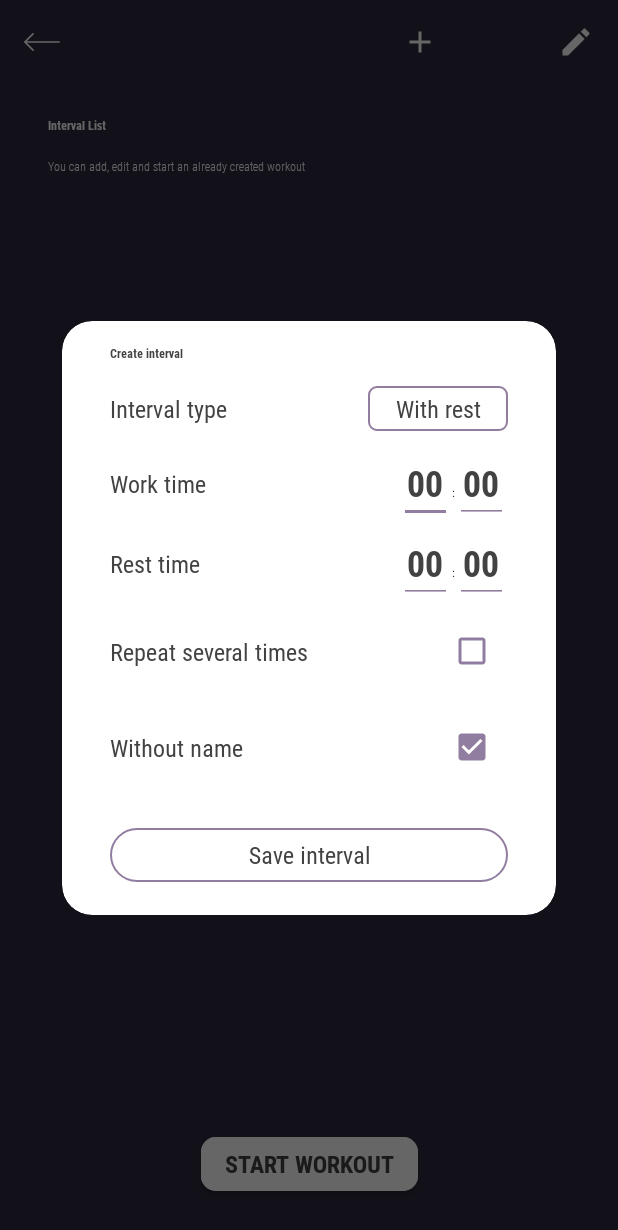
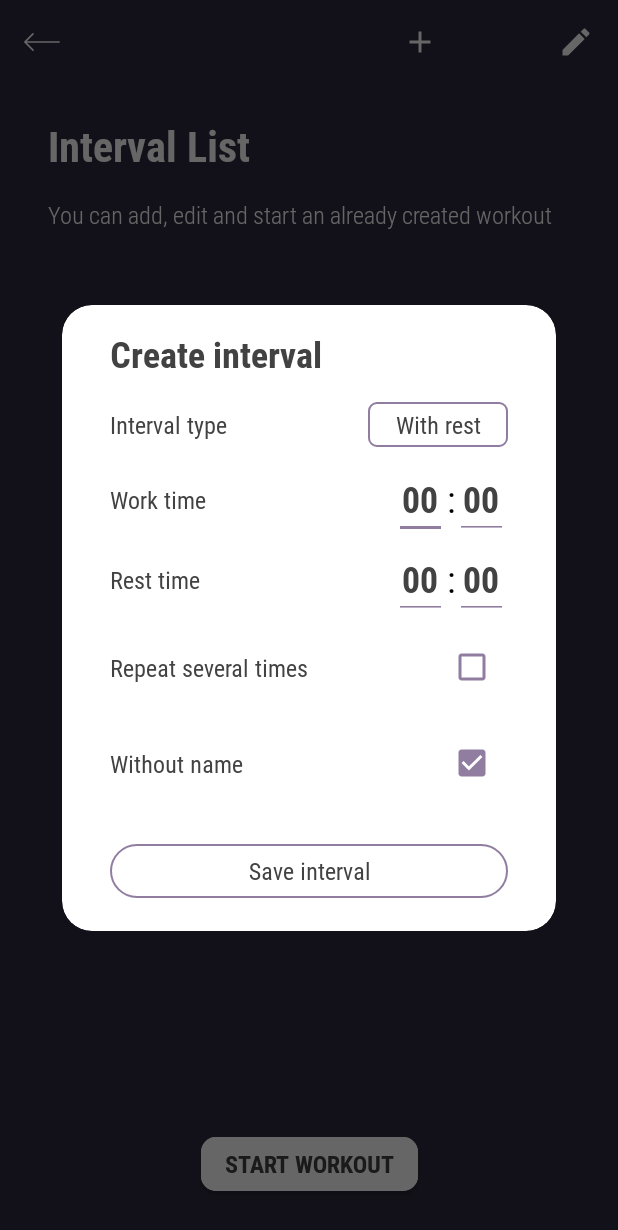
Before and after one commit to Foxek/WiseTimer, an Android app: the fragment IntervalFragment placed in its activity, after a tap on an icon or button, on a phone screen of 412 x 824 dp. Shown: the top 1230 px of the screen. Run offline under Robolectric (Android 15) with nearby library versions, the phone set to English and light mode, and no system bars; our stand-ins replace Dagger/Hilt's generated code, RxJava; 3 statements that could not run were skipped.

Commit message:
Migrate from hardcoded dimensions

```diff
--- a/app/src/main/res/layout/activity_interval.xml
+++ b/app/src/main/res/layout/activity_interval.xml
@@ -9,30 +9,30 @@
     <androidx.constraintlayout.widget.ConstraintLayout
         android:layout_width="match_parent"
         android:layout_height="wrap_content"
-            android:focusableInTouchMode="true"
-            android:descendantFocusability="beforeDescendants">
+        android:descendantFocusability="beforeDescendants"
+        android:focusableInTouchMode="true">
 
         <TextView
             android:id="@+id/intervalDescription"
             android:layout_width="0dp"
             android:layout_height="wrap_content"
-                android:layout_marginStart="32dp"
-                android:layout_marginTop="16dp"
-                android:layout_marginEnd="24dp"
+            android:layout_marginStart="@dimen/margin_32dp"
+            android:layout_marginTop="@dimen/margin_16dp"
+            android:layout_marginEnd="@dimen/margin_24dp"
             android:fontFamily="@font/roboto_condensed_light"
             android:text="@string/training_desc"
-                android:textColor="@android:color/white"
-                android:textSize="@dimen/text_size"
+            android:textColor="@color/colorWhite"
+            android:textSize="@dimen/text_16sp"
             app:layout_constraintEnd_toEndOf="parent"
             app:layout_constraintStart_toStartOf="parent"
-                app:layout_constraintTop_toBottomOf="@+id/intervalTitle" />
+            app:layout_constraintTop_toBottomOf="@id/intervalTitle" />
 
         <ImageButton
             android:id="@+id/editButton"
             android:layout_width="wrap_content"
             android:layout_height="0dp"
             android:background="?android:selectableItemBackground"
-                android:padding="16dp"
+            android:padding="@dimen/padding_16dp"
             app:layout_constraintEnd_toEndOf="parent"
             app:layout_constraintTop_toTopOf="parent"
             app:srcCompat="@drawable/ic_menu_edit_white"
@@ -42,10 +42,10 @@
             android:id="@+id/addIntervalButton"
             android:layout_width="wrap_content"
             android:layout_height="0dp"
-                android:layout_marginEnd="8dp"
+            android:layout_marginEnd="@dimen/margin_8dp"
             android:background="?android:selectableItemBackground"
-                android:padding="16dp"
-                app:layout_constraintEnd_toStartOf="@+id/volumeButton"
+            android:padding="@dimen/padding_16dp"
+            app:layout_constraintEnd_toStartOf="@id/volumeButton"
             app:layout_constraintTop_toTopOf="parent"
             app:srcCompat="@drawable/ic_menu_add_white"
             tools:ignore="ContentDescription" />
@@ -54,10 +54,10 @@
             android:id="@+id/volumeButton"
             android:layout_width="wrap_content"
             android:layout_height="0dp"
-                android:layout_marginEnd="8dp"
+            android:layout_marginEnd="@dimen/margin_8dp"
             android:background="?android:selectableItemBackground"
-                android:padding="16dp"
-                app:layout_constraintEnd_toStartOf="@+id/editButton"
+            android:padding="@dimen/padding_16dp"
+            app:layout_constraintEnd_toStartOf="@id/editButton"
             app:layout_constraintTop_toTopOf="parent"
             tools:ignore="ContentDescription" />
 
@@ -66,7 +66,7 @@
             android:layout_width="wrap_content"
             android:layout_height="0dp"
             android:background="?android:selectableItemBackground"
-                android:padding="16dp"
+            android:padding="@dimen/padding_16dp"
             app:layout_constraintStart_toStartOf="parent"
             app:layout_constraintTop_toTopOf="parent"
             app:srcCompat="@drawable/ic_menu_back_white"
@@ -76,42 +76,42 @@
             android:id="@+id/intervalTitle"
             android:layout_width="0dp"
             android:layout_height="wrap_content"
-                android:layout_marginStart="32dp"
-                android:layout_marginEnd="32dp"
+            android:layout_marginStart="@dimen/margin_32dp"
+            android:layout_marginEnd="@dimen/margin_32dp"
             android:fontFamily="@font/roboto_condensed_bold"
             android:text="@string/interval_title"
-                android:textColor="@android:color/white"
-                android:textSize="@dimen/h2_text_size"
+            android:textColor="@color/colorWhite"
+            android:textSize="@dimen/text_28sp"
             app:layout_constraintEnd_toEndOf="parent"
             app:layout_constraintStart_toStartOf="parent"
-                app:layout_constraintTop_toBottomOf="@+id/workoutName" />
+            app:layout_constraintTop_toBottomOf="@id/workoutName" />
 
         <androidx.recyclerview.widget.RecyclerView
             android:id="@+id/intervalList"
             android:layout_width="0dp"
             android:layout_height="wrap_content"
-                android:layout_marginTop="24dp"
+            android:layout_marginTop="@dimen/margin_24dp"
             android:layout_marginBottom="72dp"
             app:layout_constraintBottom_toBottomOf="parent"
             app:layout_constraintEnd_toEndOf="parent"
             app:layout_constraintStart_toStartOf="parent"
-                app:layout_constraintTop_toBottomOf="@+id/intervalDescription"
+            app:layout_constraintTop_toBottomOf="@id/intervalDescription"
             app:layout_constraintVertical_bias="0.0" />
 
         <TextView
             android:id="@+id/workoutName"
             android:layout_width="0dp"
             android:layout_height="wrap_content"
-                android:layout_marginStart="32dp"
-                android:layout_marginEnd="32dp"
+            android:layout_marginStart="@dimen/margin_32dp"
+            android:layout_marginEnd="@dimen/margin_32dp"
             android:elevation="4dp"
             android:fontFamily="@font/roboto_condensed_regular"
             android:textAllCaps="true"
-                android:textColor="#feb692"
-                android:textSize="16sp"
+            android:textColor="@color/colorAccent"
+            android:textSize="@dimen/text_16sp"
             app:layout_constraintEnd_toEndOf="parent"
             app:layout_constraintStart_toStartOf="parent"
-                app:layout_constraintTop_toBottomOf="@+id/backButton" />
+            app:layout_constraintTop_toBottomOf="@id/backButton" />
 
         <com.google.android.material.button.MaterialButton
             android:id="@+id/interval_start_btn"
@@ -120,14 +120,13 @@
             android:layout_height="wrap_content"
             android:layout_alignParentBottom="false"
             android:layout_centerHorizontal="false"
-                android:layout_marginTop="16dp"
-                android:layout_marginBottom="24dp"
+            android:layout_marginTop="@dimen/margin_16dp"
+            android:layout_marginBottom="@dimen/margin_24dp"
             android:text="@string/start_workout_button"
             app:layout_constraintBottom_toBottomOf="parent"
             app:layout_constraintEnd_toEndOf="parent"
             app:layout_constraintStart_toStartOf="parent"
-                app:layout_constraintTop_toBottomOf="@+id/intervalList"
+            app:layout_constraintTop_toBottomOf="@id/intervalList"
             app:layout_constraintVertical_bias="1.0" />
     </androidx.constraintlayout.widget.ConstraintLayout>
-
 </androidx.core.widget.NestedScrollView>
--- a/app/src/main/res/layout/custom_interval_view.xml
+++ b/app/src/main/res/layout/custom_interval_view.xml
@@ -14,7 +14,7 @@
         android:importantForAutofill="no"
         android:inputType="textNoSuggestions|number"
         android:maxLength="2"
-        android:textSize="24sp"
+        android:textSize="@dimen/text_24sp"
         tools:ignore="LabelFor" />
 
     <TextView
@@ -25,8 +25,8 @@
         android:layout_toEndOf="@id/etMinutes"
         android:fontFamily="@font/roboto_condensed_regular"
         android:text="@string/dialog_interval_setting_divider"
-        android:textColor="@android:color/black"
-        android:textSize="@dimen/dialog_header_size" />
+        android:textColor="@color/colorBlack"
+        android:textSize="@dimen/text_24sp" />
 
     <EditText
         android:id="@+id/etSeconds"
@@ -39,7 +39,7 @@
         android:importantForAutofill="no"
         android:inputType="textNoSuggestions|number"
         android:maxLength="2"
-        android:textSize="24sp"
+        android:textSize="@dimen/text_24sp"
         tools:ignore="LabelFor" />
 
 </RelativeLayout>
--- a/app/src/main/res/layout/dialog_edit_interval.xml
+++ b/app/src/main/res/layout/dialog_edit_interval.xml
@@ -13,56 +13,56 @@
         android:id="@+id/etWork"
         android:layout_width="wrap_content"
         android:layout_height="wrap_content"
-        android:layout_marginTop="8dp"
+        android:layout_marginTop="@dimen/margin_8dp"
         app:layout_constraintEnd_toEndOf="parent"
-        app:layout_constraintTop_toBottomOf="@+id/typeSpinner" />
+        app:layout_constraintTop_toBottomOf="@id/typeSpinner" />
 
     <com.foxek.simpletimer.ui.custom.IntervalEditText
         android:id="@+id/etRest"
         android:layout_width="wrap_content"
         android:layout_height="wrap_content"
         app:layout_constraintEnd_toEndOf="parent"
-        app:layout_constraintTop_toBottomOf="@+id/etWork"
-        app:layout_goneMarginTop="8dp" />
+        app:layout_constraintTop_toBottomOf="@id/etWork"
+        app:layout_goneMarginTop="@dimen/margin_8dp" />
 
     <CheckBox
         android:id="@+id/cbRepeats"
         style="@style/Widget.AppCompat.CompoundButton.CheckBox"
         android:layout_width="wrap_content"
         android:layout_height="wrap_content"
-        android:layout_marginTop="8dp"
+        android:layout_marginTop="@dimen/margin_8dp"
         android:buttonTint="@color/colorTint"
         app:layout_constraintEnd_toEndOf="parent"
-        app:layout_constraintTop_toBottomOf="@+id/etRepeats" />
+        app:layout_constraintTop_toBottomOf="@id/etRepeats" />
 
     <CheckBox
         android:id="@+id/cbName"
         style="@style/Widget.AppCompat.CompoundButton.CheckBox"
         android:layout_width="wrap_content"
         android:layout_height="wrap_content"
-        android:layout_marginTop="16dp"
+        android:layout_marginTop="@dimen/margin_16dp"
         android:buttonTint="@color/colorTint"
         android:checked="true"
         app:layout_constraintEnd_toEndOf="parent"
-        app:layout_constraintTop_toBottomOf="@+id/cbRepeats"
-        app:layout_goneMarginTop="8dp" />
+        app:layout_constraintTop_toBottomOf="@id/cbRepeats"
+        app:layout_goneMarginTop="@dimen/margin_8dp" />
 
     <EditText
         android:id="@+id/etName"
         style="@style/DefaultEditText"
         android:layout_width="0dp"
         android:layout_height="wrap_content"
-        android:layout_marginTop="16dp"
+        android:layout_marginTop="@dimen/margin_16dp"
         android:fontFamily="@font/roboto_condensed_regular"
         android:hint="@string/dialog_interval_setting_name_hint"
         android:importantForAutofill="no"
         android:inputType="text|textCapSentences|textNoSuggestions"
         android:textAlignment="viewStart"
-        android:textSize="16sp"
+        android:textSize="@dimen/text_16sp"
         android:visibility="gone"
         app:layout_constraintEnd_toEndOf="parent"
         app:layout_constraintStart_toStartOf="parent"
-        app:layout_constraintTop_toBottomOf="@+id/dialogTitle"
+        app:layout_constraintTop_toBottomOf="@id/dialogTitle"
         tools:ignore="LabelFor" />
 
     <EditText
@@ -76,10 +76,10 @@
         android:importantForAutofill="no"
         android:inputType="textNoSuggestions|number"
         android:maxLength="2"
-        android:textSize="24sp"
+        android:textSize="@dimen/text_24sp"
         android:visibility="gone"
-        app:layout_constraintEnd_toEndOf="@+id/etRest"
-        app:layout_constraintTop_toBottomOf="@+id/etRest"
+        app:layout_constraintEnd_toEndOf="@id/etRest"
+        app:layout_constraintTop_toBottomOf="@id/etRest"
         tools:ignore="LabelFor" />
 
     <TextView
@@ -89,7 +89,7 @@
         android:fontFamily="@font/roboto_condensed_bold"
         android:text="@string/dialog_interval_setting_title"
         android:textColor="@color/colorTextHeader"
-        android:textSize="@dimen/dialog_header_size"
+        android:textSize="@dimen/text_24sp"
         app:layout_constraintEnd_toEndOf="parent"
         app:layout_constraintStart_toStartOf="parent"
         app:layout_constraintTop_toTopOf="parent" />
@@ -98,53 +98,52 @@
         android:id="@+id/intervalTitle"
         android:layout_width="0dp"
         android:layout_height="wrap_content"
-        android:layout_marginEnd="32dp"
+        android:layout_marginEnd="@dimen/margin_32dp"
         android:fontFamily="@font/roboto_condensed_regular"
         android:text="@string/timer_work_time"
-        android:textColor="#424242"
-        android:textSize="16sp"
-        app:layout_constraintBottom_toBottomOf="@+id/etWork"
-        app:layout_constraintEnd_toStartOf="@+id/etWork"
+        android:textColor="@color/colorTextHeader"
+        android:textSize="@dimen/text_16sp"
+        app:layout_constraintBottom_toBottomOf="@id/etWork"
+        app:layout_constraintEnd_toStartOf="@id/etWork"
         app:layout_constraintStart_toStartOf="parent"
-        app:layout_constraintTop_toTopOf="@+id/etWork" />
+        app:layout_constraintTop_toTopOf="@id/etWork" />
 
     <TextView
         android:id="@+id/restHint"
         android:layout_width="0dp"
         android:layout_height="wrap_content"
-        android:layout_marginEnd="32dp"
+        android:layout_marginEnd="@dimen/margin_32dp"
         android:fontFamily="@font/roboto_condensed_regular"
         android:text="@string/timer_rest_time"
-        android:textColor="#424242"
-        android:textSize="16sp"
-        app:layout_constraintBottom_toBottomOf="@+id/etRest"
-        app:layout_constraintEnd_toStartOf="@+id/etRest"
+        android:textColor="@color/colorTextHeader"
+        android:textSize="@dimen/text_16sp"
+        app:layout_constraintBottom_toBottomOf="@id/etRest"
+        app:layout_constraintEnd_toStartOf="@id/etRest"
         app:layout_constraintStart_toStartOf="parent"
-        app:layout_constraintTop_toBottomOf="@+id/etWork" />
+        app:layout_constraintTop_toBottomOf="@id/etWork" />
 
     <com.google.android.material.button.MaterialButton
         android:id="@+id/edit_dialog_delete_btn"
         style="@style/DefaultDialogButton"
         android:layout_width="0dp"
         android:layout_height="wrap_content"
-        android:layout_marginTop="24dp"
+        android:layout_marginTop="@dimen/margin_24dp"
         android:text="@string/delete_interval_button"
         app:layout_constraintEnd_toEndOf="parent"
         app:layout_constraintStart_toStartOf="parent"
-        app:layout_constraintTop_toBottomOf="@+id/cbName" />
+        app:layout_constraintTop_toBottomOf="@id/cbName" />
 
     <com.google.android.material.button.MaterialButton
         android:id="@+id/edit_dialog_save_btn"
         style="@style/DefaultDialogButton"
         android:layout_width="0dp"
         android:layout_height="wrap_content"
-        android:layout_marginTop="8dp"
+        android:layout_marginTop="@dimen/margin_8dp"
         android:text="@string/save_interval_button"
         app:layout_constraintBottom_toBottomOf="parent"
         app:layout_constraintEnd_toEndOf="parent"
-        app:layout_constraintHorizontal_bias="0.0"
         app:layout_constraintStart_toStartOf="parent"
-        app:layout_constraintTop_toBottomOf="@+id/edit_dialog_delete_btn"
+        app:layout_constraintTop_toBottomOf="@id/edit_dialog_delete_btn"
         app:layout_goneMarginTop="24dp" />
 
     <TextView
@@ -153,97 +152,89 @@
         android:layout_height="wrap_content"
         android:fontFamily="@font/roboto_condensed_regular"
         android:text="@string/timer_repeat"
-        android:textColor="#424242"
-        android:textSize="16sp"
+        android:textColor="@color/colorTextHeader"
+        android:textSize="@dimen/text_16sp"
         android:visibility="gone"
-        app:layout_constraintBottom_toBottomOf="@+id/etRepeats"
+        app:layout_constraintBottom_toBottomOf="@id/etRepeats"
         app:layout_constraintStart_toStartOf="parent"
-        app:layout_constraintTop_toTopOf="@+id/etRepeats" />
+        app:layout_constraintTop_toTopOf="@id/etRepeats" />
 
     <TextView
         android:id="@+id/repeatCbHint"
         android:layout_width="0dp"
         android:layout_height="wrap_content"
-        android:layout_marginEnd="32dp"
+        android:layout_marginEnd="@dimen/margin_32dp"
         android:fontFamily="@font/roboto_condensed_regular"
         android:text="@string/dialog_interval_setting_repeats"
-        android:textColor="#424242"
-        android:textSize="16sp"
-        app:layout_constraintBottom_toBottomOf="@+id/cbRepeats"
-        app:layout_constraintEnd_toStartOf="@+id/cbRepeats"
+        android:textColor="@color/colorTextHeader"
+        android:textSize="@dimen/text_16sp"
+        app:layout_constraintBottom_toBottomOf="@id/cbRepeats"
+        app:layout_constraintEnd_toStartOf="@id/cbRepeats"
         app:layout_constraintStart_toStartOf="parent"
-        app:layout_constraintTop_toTopOf="@+id/cbRepeats" />
+        app:layout_constraintTop_toTopOf="@id/cbRepeats" />
 
     <TextView
         android:id="@+id/nameCbHints"
         android:layout_width="0dp"
         android:layout_height="wrap_content"
-        android:layout_marginEnd="32dp"
+        android:layout_marginEnd="@dimen/margin_32dp"
         android:fontFamily="@font/roboto_condensed_regular"
         android:text="@string/dialog_interval_setting_name"
-        android:textColor="#424242"
-        android:textSize="16sp"
-        app:layout_constraintBottom_toBottomOf="@+id/cbName"
-        app:layout_constraintEnd_toStartOf="@+id/cbName"
+        android:textColor="@color/colorTextHeader"
+        android:textSize="@dimen/text_16sp"
+        app:layout_constraintBottom_toBottomOf="@id/cbName"
+        app:layout_constraintEnd_toStartOf="@id/cbName"
         app:layout_constraintStart_toStartOf="parent"
-        app:layout_constraintTop_toTopOf="@+id/cbName" />
+        app:layout_constraintTop_toTopOf="@id/cbName" />
 
     <TextView
         android:id="@+id/typeHint"
         android:layout_width="0dp"
         android:layout_height="wrap_content"
-        android:layout_marginEnd="32dp"
+        android:layout_marginEnd="@dimen/margin_32dp"
         android:fontFamily="@font/roboto_condensed_regular"
         android:text="@string/dialog_interval_setting_type"
-        android:textColor="#424242"
-        android:textSize="16sp"
-        app:layout_constraintBottom_toBottomOf="@+id/typeSpinner"
-        app:layout_constraintEnd_toStartOf="@+id/typeSpinner"
+        android:textColor="@color/colorTextHeader"
+        android:textSize="@dimen/text_16sp"
+        app:layout_constraintBottom_toBottomOf="@id/typeSpinner"
+        app:layout_constraintEnd_toStartOf="@id/typeSpinner"
         app:layout_constraintStart_toStartOf="parent"
-        app:layout_constraintTop_toTopOf="@+id/typeSpinner" />
+        app:layout_constraintTop_toTopOf="@id/typeSpinner" />
 
     <Spinner
         android:id="@+id/typeSpinner"
         android:layout_width="wrap_content"
         android:layout_height="wrap_content"
-        android:layout_marginTop="16dp"
+        android:layout_marginTop="@dimen/margin_16dp"
         android:textAlignment="center"
         android:gravity="center"
         android:background="@drawable/spinner_bg"
         app:layout_constraintEnd_toEndOf="parent"
-        app:layout_constraintTop_toBottomOf="@+id/etName" />
+        app:layout_constraintTop_toBottomOf="@id/etName" />
 
     <androidx.constraintlayout.widget.Group
         android:id="@+id/repeatsCbGroup"
         android:layout_width="wrap_content"
         android:layout_height="wrap_content"
-        app:constraint_referenced_ids="cbRepeats,repeatCbHint"
-        tools:layout_editor_absoluteX="32dp"
-        tools:layout_editor_absoluteY="16dp" />
+        app:constraint_referenced_ids="cbRepeats,repeatCbHint" />
 
     <androidx.constraintlayout.widget.Group
         android:id="@+id/repeatsGroup"
         android:layout_width="wrap_content"
         android:layout_height="wrap_content"
         android:visibility="gone"
-        app:constraint_referenced_ids="repeatsHint,etRepeats"
-        tools:layout_editor_absoluteX="32dp"
-        tools:layout_editor_absoluteY="16dp" />
+        app:constraint_referenced_ids="repeatsHint,etRepeats" />
 
     <androidx.constraintlayout.widget.Group
         android:id="@+id/workGroup"
         android:layout_width="wrap_content"
         android:layout_height="wrap_content"
-        app:constraint_referenced_ids="intervalTitle,etWork"
-        tools:layout_editor_absoluteX="32dp"
-        tools:layout_editor_absoluteY="16dp" />
+        app:constraint_referenced_ids="intervalTitle,etWork" />
 
     <androidx.constraintlayout.widget.Group
         android:id="@+id/restGroup"
         android:layout_width="wrap_content"
         android:layout_height="wrap_content"
-        app:constraint_referenced_ids="restHint,etRest"
-        tools:layout_editor_absoluteX="32dp"
-        tools:layout_editor_absoluteY="16dp" />
+        app:constraint_referenced_ids="restHint,etRest" />
 
 </androidx.constraintlayout.widget.ConstraintLayout>
--- a/app/src/main/res/values/colors.xml
+++ b/app/src/main/res/values/colors.xml
@@ -6,6 +6,7 @@
     <color name="colorTextHeader">#424242</color>
     <color name="colorTint">#907da0</color>
     <color name="colorGrey">#cccccccc</color>
-
+    <color name="colorBlack">#000000</color>
     <color name="colorWhite">#FFFFFF</color>
+    <color name="colorRed">#ffff4444</color>
 </resources>
```
Also changed, not shown: app/src/main/res/layout/activity_timer.xml (+32 -33 lines), app/src/main/res/layout/activity_workout.xml (+21 -21 lines), app/src/main/res/layout/dialog_add_workout.xml (+14 -15 lines), app/src/main/res/layout/dialog_edit_workout.xml (+10 -12 lines), app/src/main/res/layout/multi_interval_item.xml (+30 -30 lines), app/src/main/res/layout/workout_item.xml (+25 -25 lines). Lines whose indentation alone changed are shown as unchanged.
